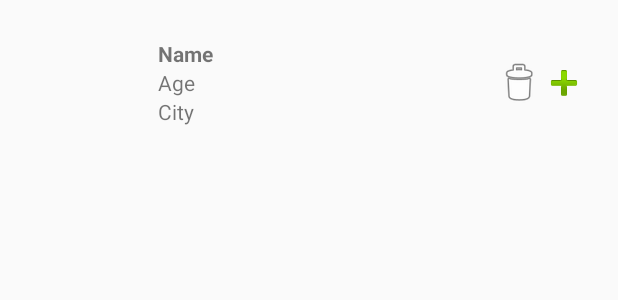
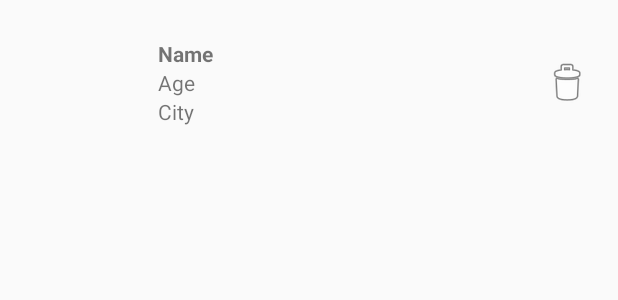
Before and after one commit to DrLux/SmartFridge, an Android app: the layout list_row.xml on its own in the app's theme, with its tools: preview values and no code run, on a phone screen of 412 x 824 dp. Shown: the top 300 px of the screen. Run offline under Robolectric (Android 15) with nearby library versions, the phone set to English and light mode, and no system bars; network calls fail.

Commit message:
terminata l' app

```diff
--- a/App/PopulateListview/app/build.gradle
+++ b/App/PopulateListview/app/build.gradle
@@ -26,6 +26,7 @@ android {
 
 dependencies {
     implementation fileTree(dir: 'libs', include: ['*.jar'])
+    implementation 'com.squareup.okhttp3:okhttp:3.8.1'
     implementation "org.jetbrains.kotlin:kotlin-stdlib-jdk7:$kotlin_version"
     implementation 'androidx.appcompat:appcompat:1.1.0'
     implementation 'androidx.core:core-ktx:1.1.0'
--- a/App/PopulateListview/app/src/main/res/layout/list_row.xml
+++ b/App/PopulateListview/app/src/main/res/layout/list_row.xml
@@ -51,11 +51,4 @@
         android:background="#00EC3131"
         android:drawableBottom="@android:drawable/ic_menu_delete" />
 
-    <Button
-        android:id="@+id/to_shoplist"
-        style="@style/Widget.AppCompat.Button.Borderless"
-        android:layout_width="32dp"
-        android:layout_height="53dp"
-        android:drawableBottom="@android:drawable/ic_input_add" />
-
 </LinearLayout>
```
Also changed, not shown: App/PopulateListview/app/src/main/java/com/androdocs/populatelistview/CustomAdapter.kt (+17 -12 lines), App/PopulateListview/app/src/main/java/com/androdocs/populatelistview/MainActivity.kt (+31 -15 lines).
